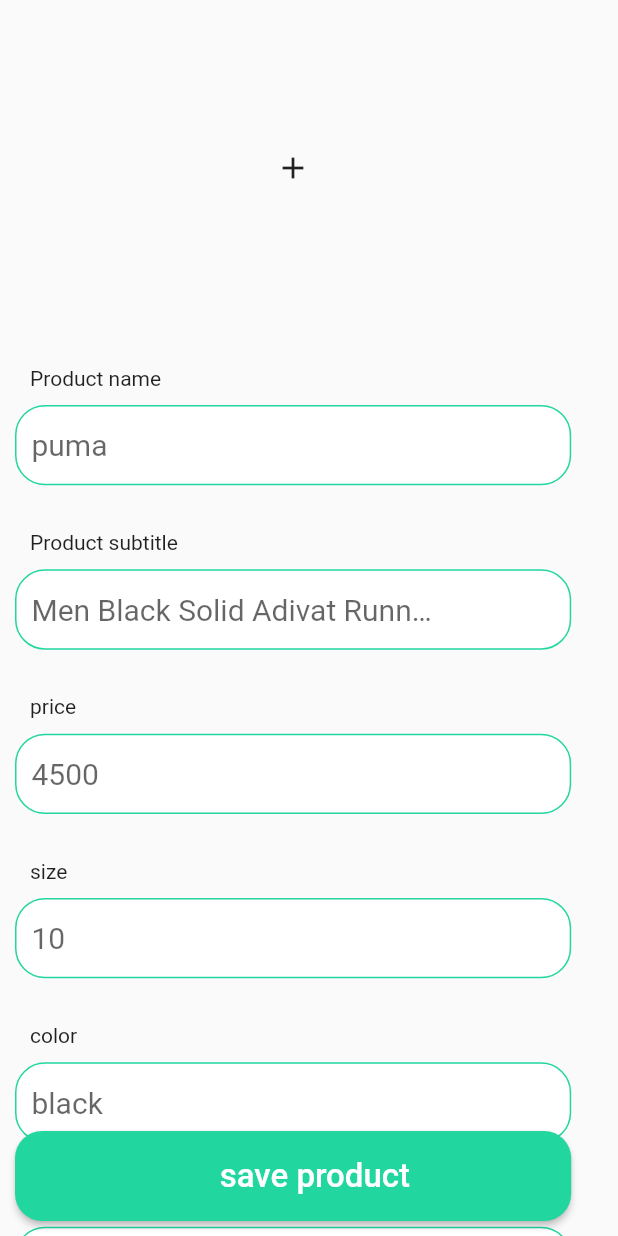
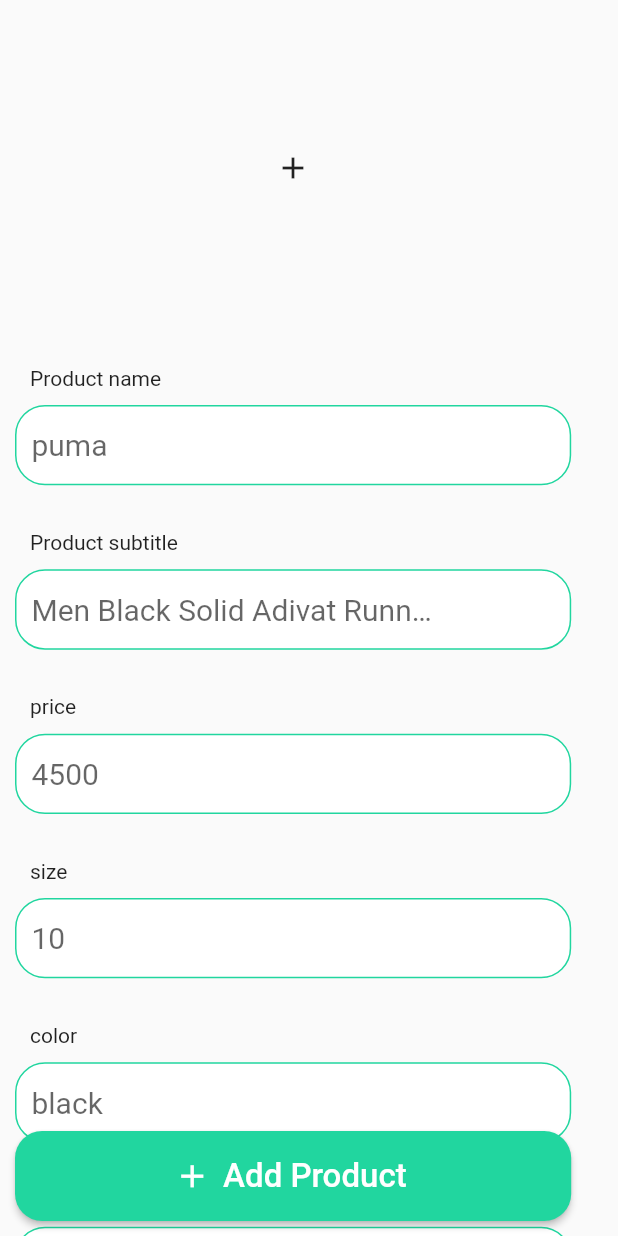
Before and after one commit to muhammedbilals/shoe_rack_ecommerce_admin, a Flutter app: the AddProduct screen opened directly, on a phone screen of 412 x 824 dp. Run offline on Flutter 3.47's test engine with Material 2 defaults, Android fonts, the phone set to English and light mode, and no system bars; our stand-ins replace cloud_firestore, firebase_core; accounts and stored records are empty.

Commit message:
firebase add product

```diff
--- a/lib/main.dart
+++ b/lib/main.dart
@@ -7,6 +7,8 @@
   await Firebase.initializeApp();
   runApp(const MyApp());
 }
+final navigatorKey = GlobalKey<NavigatorState>();
+
 
 class MyApp extends StatelessWidget {
   const MyApp({super.key});
--- /dev/null
+++ b/lib/model/product.dart
@@ -0,0 +1,35 @@
+class Product {
+  String name;
+  String subtitle;
+  String discrption;
+  String? id;
+  String? color;
+  int? size;
+
+  Product(
+      {required this.name,
+      required this.subtitle,
+      this.id,
+      this.color,
+      this.size,
+      this.discrption = ''});
+
+  static Product fromJason(Map<String, dynamic> json) => Product(
+    name:json['name'],
+    subtitle: json['subtitle'],
+    discrption: json['discrption'],
+    id: json['id'],
+    color: json['color'],
+    size: json['size']
+
+  );
+
+  Map<String, dynamic> toJason() => {
+        'name': name,
+        'subtitle': subtitle,
+        'discription': discrption,
+        'id': id,
+        'color': color,
+        'size': size
+      };
+}
--- a/lib/presentation/home_page/screens/add_product.dart
+++ b/lib/presentation/home_page/screens/add_product.dart
@@ -1,18 +1,68 @@
+import 'package:cloud_firestore/cloud_firestore.dart';
 import 'package:flutter/material.dart';
 import 'package:flutter/src/widgets/framework.dart';
 import 'package:flutter/src/widgets/placeholder.dart';
+import 'package:shoe_rack_ecommerce_admin/api/firebase_api.dart';
+import 'package:shoe_rack_ecommerce_admin/core/colors/colors.dart';
+import 'package:shoe_rack_ecommerce_admin/core/utils/utils.dart';
+import 'package:shoe_rack_ecommerce_admin/main.dart';
+import 'package:shoe_rack_ecommerce_admin/model/product.dart';
 import 'package:shoe_rack_ecommerce_admin/presentation/home_page/widgets/MainButton.dart';
 import 'package:shoe_rack_ecommerce_admin/presentation/home_page/widgets/productsTextfield.dart';
 
 class AddProduct extends StatelessWidget {
-  const AddProduct({super.key});
+  AddProduct({super.key});
+  final formKey = GlobalKey<FormState>();
 
   @override
   Widget build(BuildContext context) {
+    final Size size = MediaQuery.of(context).size;
+
+    final titlecontroller = TextEditingController();
+    final subtitlecontroller = TextEditingController();
+    final pricecontroller = TextEditingController();
+    final sizecontroller = TextEditingController();
+    final colorcontroller = TextEditingController();
+    final discriptioncontroller = TextEditingController();
+
+    Product product = Product(
+        name: titlecontroller.text,
+        subtitle: subtitlecontroller.text,
+        color: colorcontroller.text,
+        size:
+            sizecontroller.text.isEmpty ? null : int.parse(sizecontroller.text),
+        discrption: discriptioncontroller.text);
+
+    Future<void> addProduct(Product product) async {
+      final isValid = formKey.currentState!.validate();
+      if (!isValid) return;
+
+      showDialog(
+        context: context,
+        barrierDismissible: false,
+        builder: (context) => const Center(child: CircularProgressIndicator()),
+      );
+
+      try {
+        CollectionReference users =
+            FirebaseFirestore.instance.collection('product');
+        // await FirebaseApi.createProduct(product);
+        users.add(product).then((value) => print('user added'));
+      } on FirebaseException catch (e) {
+        print(e);
+        utils.showSnackbar('${e.message}-------------------------------------');
+      }
+      // navigatorKey.currentState!.popUntil((route) => route.isFirst);
+
+      return;
+    }
+
     return Scaffold(
       body: Stack(
         children: [
           SingleChildScrollView(
+            child: Form(
+              key: formKey,
               child: Column(
                 crossAxisAlignment: CrossAxisAlignment.center,
                 mainAxisAlignment: MainAxisAlignment.center,
@@ -22,26 +72,32 @@
                     child: const Icon(Icons.add),
                   ),
                   ProductsTextField(
+                    controller: titlecontroller,
                     title: 'puma',
                     maintitle: 'Product name',
                   ),
                   ProductsTextField(
+                    controller: subtitlecontroller,
                     title: 'Men Black Solid Adivat Running Shoes',
                     maintitle: 'Product subtitle',
                   ),
                   ProductsTextField(
+                    controller: pricecontroller,
                     title: '4500',
                     maintitle: 'price',
                   ),
                   ProductsTextField(
+                    controller: sizecontroller,
                     title: '10',
                     maintitle: 'size',
                   ),
                   ProductsTextField(
+                    controller: colorcontroller,
                     title: 'black',
                     maintitle: 'color',
                   ),
                   ProductsTextField(
+                    controller: discriptioncontroller,
                     title:
                         'Lorem Ipsum is simply dummy text of the printing and typesetting industry. Lorem Ipsum has been theand typesetting industry Lorem Ipsum has been the  industrys standard dummy text ever',
                     maintitle: 'discription',
@@ -52,7 +108,47 @@
                 ],
               ),
             ),
-          const CustomButton(text: 'save product')
+          ),
+          // CustomButton(
+          //   text: 'save product',
+          //   function: addProduct(product),
+          // )
+          Positioned(
+            bottom: 10,
+            left: 0,
+            right: 0,
+            child: Center(
+              child: SizedBox(
+                width: size.width * 0.9,
+                height: 60,
+                child: ElevatedButton.icon(
+                  style: ButtonStyle(
+                    backgroundColor:
+                        MaterialStatePropertyAll<Color>(colorgreen),
+                    shape: MaterialStateProperty.all<RoundedRectangleBorder>(
+                      RoundedRectangleBorder(
+                        borderRadius: BorderRadius.circular(18.0),
+                      ),
+                    ),
+                  ),
+                  onPressed: () {
+                    print(titlecontroller.text);
+                    addProduct(product);
+                    Navigator.pop(context);
+                  },
+                  icon: Icon(
+                    Icons.add,
+                    size: 25,
+                    color: colorwhite,
+                  ),
+                  label: Text(
+                    'Add Product',
+                    style: TextStyle(fontSize: 22, color: colorwhite),
+                  ),
+                ),
+              ),
+            ),
+          )
         ],
       ),
     );
--- a/lib/presentation/home_page/widgets/productdetails_products.dart
+++ b/lib/presentation/home_page/widgets/productdetails_products.dart
@@ -52,7 +52,7 @@
                         crossAxisAlignment: CrossAxisAlignment.start,
                         children: [
                           SizedBox(
-                            width: size.width * 0.53,
+                            width: size.width * 0.47,
                             child: Row(
                               // crossAxisAlignment: CrossAxisAlignment.stretch,
                               mainAxisAlignment: MainAxisAlignment.spaceBetween,
@@ -71,7 +71,7 @@
                             ),
                           ),
                           SizedBox(
-                            width: 200,
+                            width: 150,
                             child: Padding(
                               padding: const EdgeInsets.only(
                                   left: 12.0, bottom: 8, top: 5),
--- a/lib/presentation/home_page/widgets/productsTextfield.dart
+++ b/lib/presentation/home_page/widgets/productsTextfield.dart
@@ -7,12 +7,14 @@
   ProductsTextField({
     super.key,
     required this.title,
+    required this.controller,
     this.isNumberPad,
     required this.maintitle,
   });
 
   final String title;
   final String? maintitle;
+  final TextEditingController? controller;
 
   bool? isNumberPad = false;
 
@@ -52,6 +54,7 @@
                     child: Padding(
                       padding: const EdgeInsets.only(left: 10.0),
                       child: TextFormField(
+                        controller: controller,
                         focusNode: FocusNode(canRequestFocus: true),
                         autovalidateMode: AutovalidateMode.onUserInteraction,
                         // validator: validator,
```
Also changed, not shown: lib/api/firebase_api.dart (added, +11 -0 lines), lib/core/utils/utils.dart (added, +16 -0 lines), lib/presentation/home_page/screens/edit_product.dart (+18 -1 lines), lib/presentation/home_page/widgets/MainButton.dart (+10 -5 lines), lib/presentation/screens/login_page.dart (+4 -29 lines), lib/presentation/widgets/textfieldsignup.dart (+9 -7 lines), 1 other file. Lines whose indentation alone changed are shown as unchanged.
